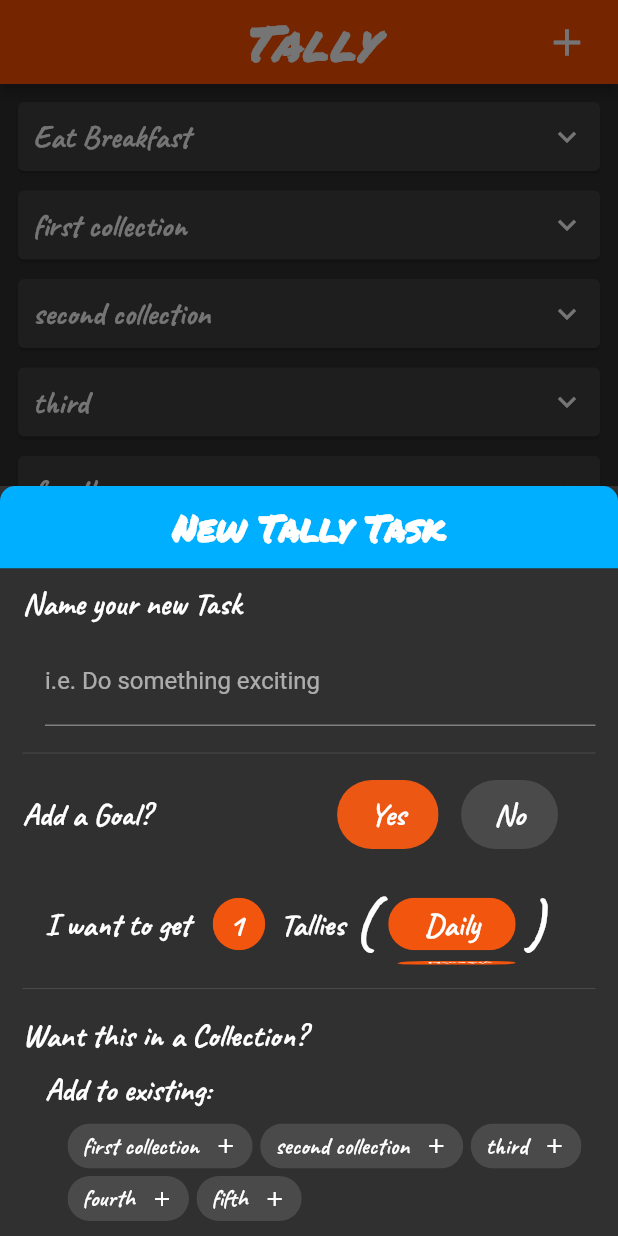
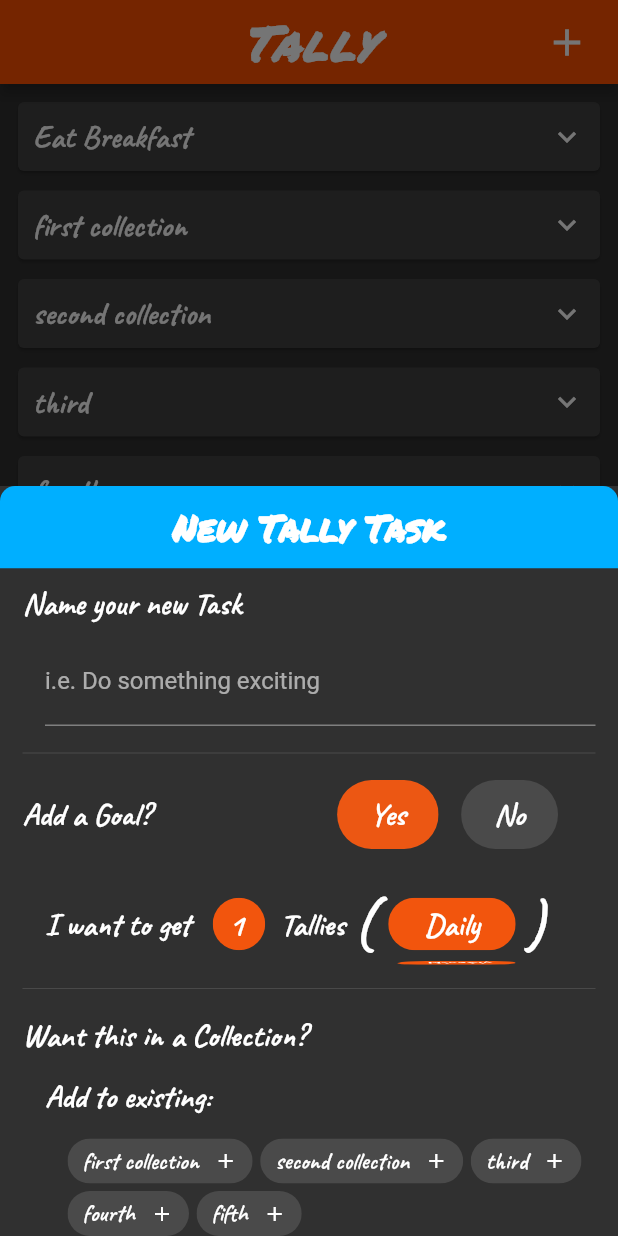
Before and after one commit to lancerharris/flutter-tally-app, a Flutter app: the screen it shows after launch, after a tap on the "add" icon, on a phone screen of 412 x 824 dp. Run offline on Flutter 3.47's test engine with Material 2 defaults, Android fonts, the phone set to English and light mode, and no system bars; our stand-ins replace google_fonts.

Commit message:
Add basic collection selection with Cbacks.

```diff
--- a/lib/Home/widgets/select_collection.dart
+++ b/lib/Home/widgets/select_collection.dart
@@ -2,8 +2,15 @@ import 'package:flutter/material.dart';
 import 'package:tally_app/theme/app_theme.dart';
 
 class SelectCollection extends StatefulWidget {
-  const SelectCollection({Key? key, this.collectionNames}) : super(key: key);
+  const SelectCollection({
+    Key? key,
+    this.collectionNames,
+    required this.addToCollectionMemberships,
+    required this.removeFromCollectionMemberships,
+  }) : super(key: key);
   final List<String>? collectionNames;
+  final Function(String) addToCollectionMemberships;
+  final Function(String) removeFromCollectionMemberships;
 
   @override
   _SelectCollectionState createState() => _SelectCollectionState();
@@ -35,7 +42,7 @@ class _SelectCollectionState extends State<SelectCollection> {
           'Want this in a Collection?',
           style: Theme.of(context).textTheme.headline2,
         ),
-        SizedBox(height: 10),
+        SizedBox(height: 15),
         if (widget.collectionNames != null)
           Padding(
             padding: const EdgeInsets.only(left: 15),
@@ -46,7 +53,7 @@ class _SelectCollectionState extends State<SelectCollection> {
           ),
         if (widget.collectionNames != null)
           Padding(
-              padding: const EdgeInsets.only(left: 30, top: 10),
+              padding: const EdgeInsets.only(left: 30, top: 15),
               child: Wrap(
                 spacing: 5,
                 runSpacing: 5,
@@ -85,11 +92,16 @@ class _SelectCollectionState extends State<SelectCollection> {
                           ),
                         ),
                         onTap: () {
-                          setState(() {
-                            if (collectionMap[name] != null) {
+                          if (collectionMap[name] != null) {
+                            if (!collectionMap[name]! == true) {
+                              widget.addToCollectionMemberships(name);
+                            } else {
+                              widget.removeFromCollectionMemberships(name);
+                            }
+                            setState(() {
                               collectionMap[name] = !collectionMap[name]!;
-                            }
-                          });
+                            });
+                          }
                         },
                       );
                     })
@@ -109,8 +121,7 @@ class _SelectCollectionState extends State<SelectCollection> {
         SizedBox(height: 10),
         Padding(
           padding: const EdgeInsets.only(left: 30),
-          // TODO (LH): handle the keyboard, it covers the text field
-          // i also want tapping out of text field to close keyboard
+          // TODO (LH): Add validation to not add a collection that already exists
           child: TextField(
             focusNode: _focusNode2,
             cursorColor:
@@ -134,6 +145,7 @@ class _SelectCollectionState extends State<SelectCollection> {
                 FocusScope.of(context).requestFocus(_focusNode2);
               });
             },
+            onSubmitted: widget.addToCollectionMemberships,
           ),
         ),
         SizedBox(height: 10),
```
